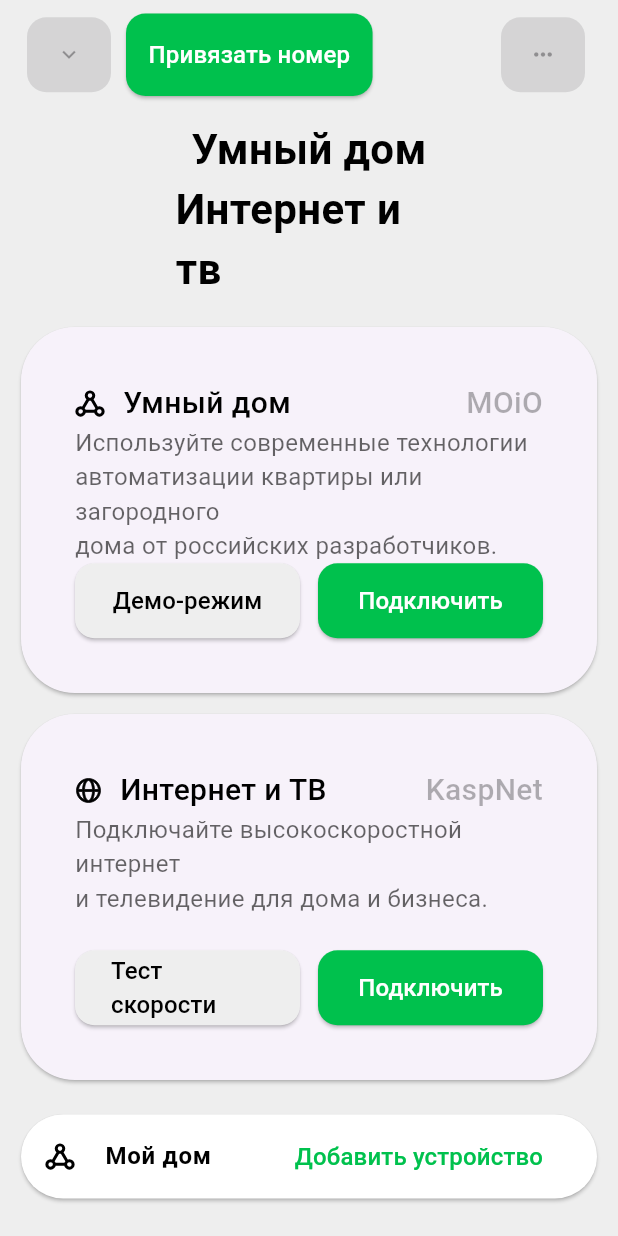
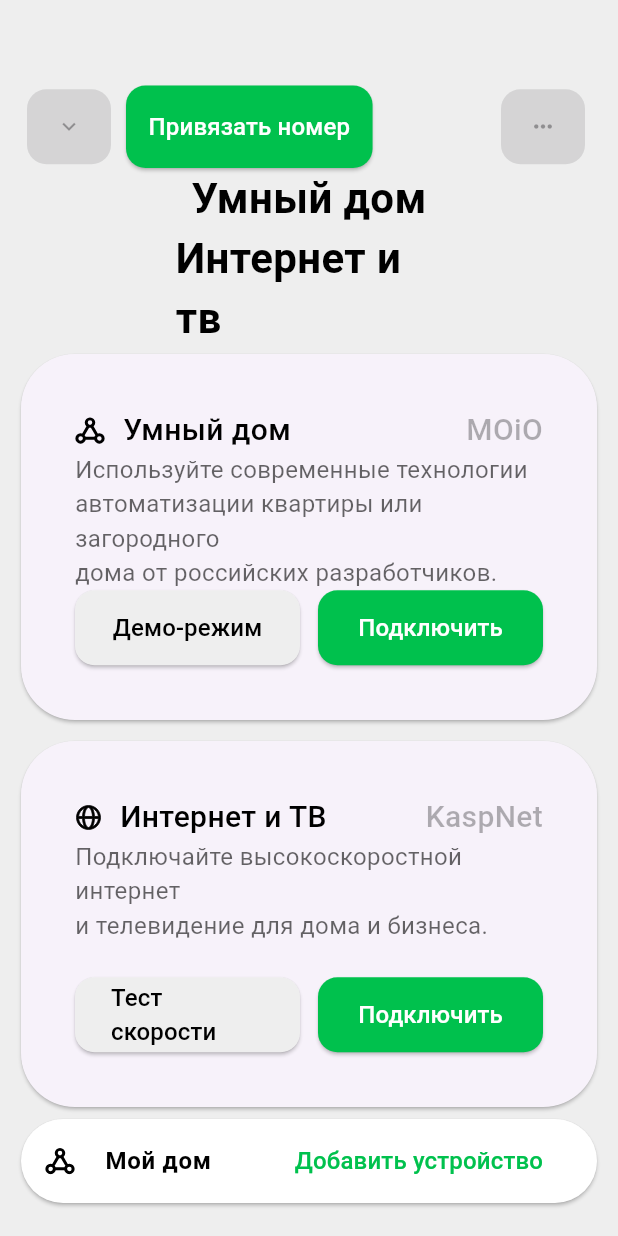
Before and after one commit to msilenkov/SmartClick, a Flutter app: the screen it shows after launch, on a phone screen of 412 x 824 dp. Run offline on Flutter 3.47's test engine with Material 2 defaults, Android fonts, the phone set to English and light mode, and no system bars; our stand-ins replace flutter_svg; Roboto replaces fonts that are missing (SF Pro Rounded).

```diff
--- a/smart_click/lib/main.dart
+++ b/smart_click/lib/main.dart
@@ -20,7 +20,7 @@ class MyApp extends StatelessWidget {
               mainAxisAlignment: MainAxisAlignment.spaceBetween,
               children: [
                 Padding(
-                  padding: const EdgeInsets.only(top: 9, left: 18, right: 22),
+                  padding: const EdgeInsets.only(top: 57, left: 18, right: 22),
                   //* Ряд верхних кнопок
                   child: Row(
                     mainAxisAlignment: MainAxisAlignment.spaceBetween,
```
